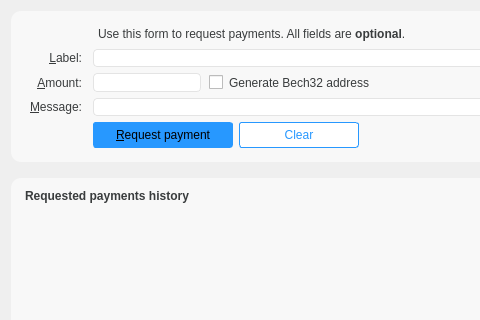
Old version of the form src/qt/forms/receivecoinsdialog.ui in the repository ecoinchain/ecoin; both pictures show x 0 to 480 and y 0 to 320 of the 764 by 463 pixel window.
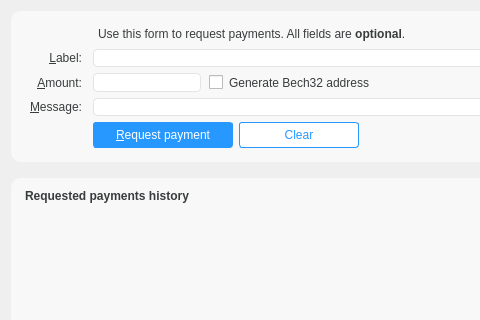
New version of the form. Icons and pictures are not drawn. Custom widgets are drawn as their Qt base class.

Commit message: button color change

What changed in the file:
```diff
--- a/src/qt/forms/receivecoinsdialog.ui
+++ b/src/qt/forms/receivecoinsdialog.ui
@@ -180,6 +180,9 @@
               <height>0</height>
              </size>
             </property>
+            <property name="styleSheet">
+             <string notr="true">color : #ffffff;</string>
+            </property>
             <property name="text">
              <string>&amp;Request payment</string>
             </property>
```
The commit also changes 3 other files.
